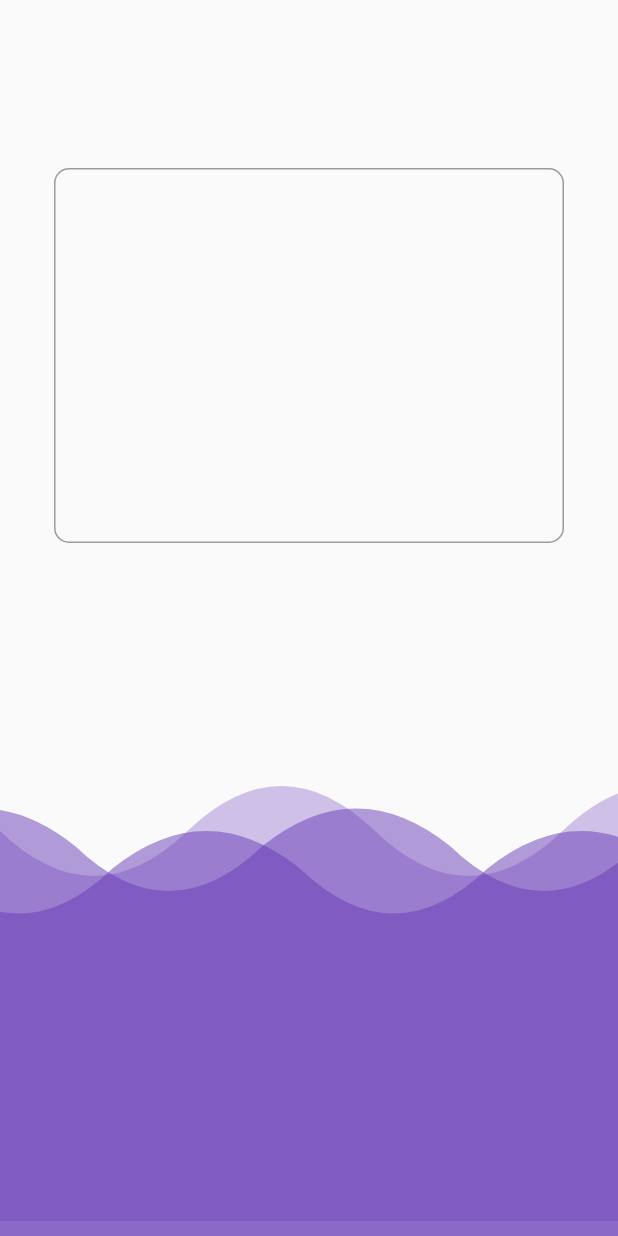
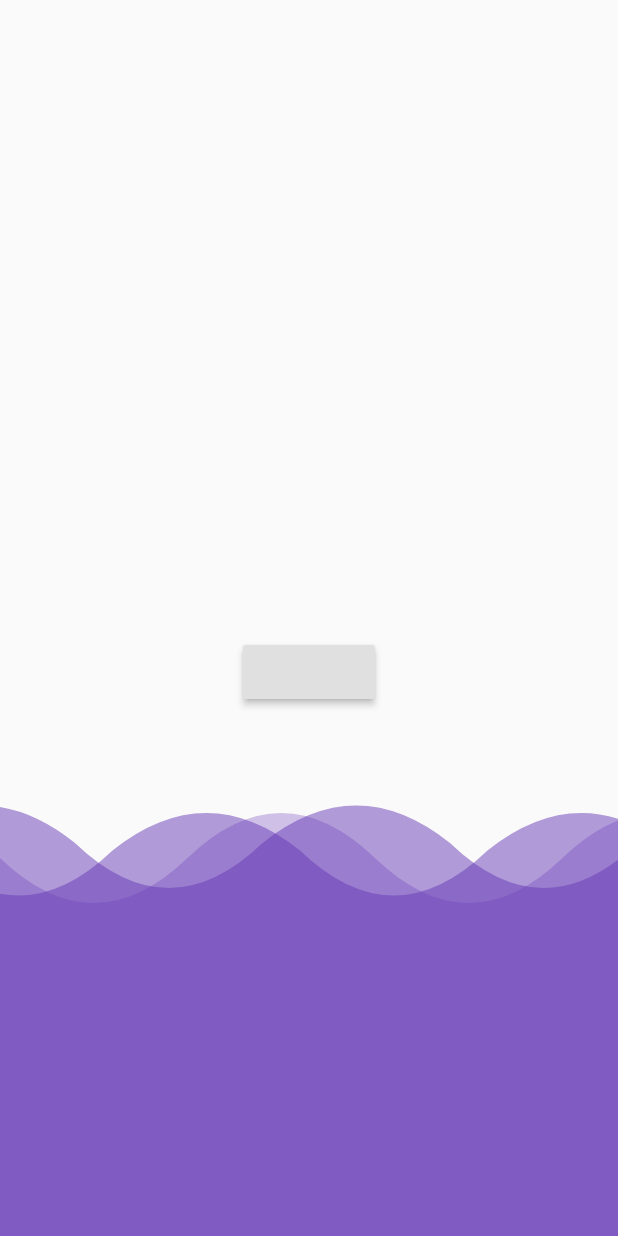
Before and after one commit to aman1210/FlutterUIChallenge, a Flutter app: the screen it shows after launch, on a phone screen of 412 x 824 dp. Run offline on Flutter 3.47's test engine with Material 2 defaults, Android fonts, the phone set to English and light mode, and no system bars; our stand-ins replace carousel_slider, line_awesome_icons, simple_animations.

Commit message:
scrolling into waves effect added

```diff
--- a/WaveyLoginScreen/lib/loginPage.dart
+++ b/WaveyLoginScreen/lib/loginPage.dart
@@ -1,3 +1,5 @@
+import 'dart:math';
+
 import 'package:flutter/material.dart';
 
 class LoginScreen extends StatefulWidget {
@@ -6,9 +8,12 @@ class LoginScreen extends StatefulWidget {
 }
 
 class _LoginScreenState extends State<LoginScreen>
-    with SingleTickerProviderStateMixin {
+    with TickerProviderStateMixin {
   AnimationController _controller;
   Animation<double> _animation;
+  ScrollController _scrollController;
+  var down = false;
+  var animatingSlide = false;
 
   @override
   void initState() {
@@ -21,34 +26,109 @@ class _LoginScreenState extends State<LoginScreen>
       ..addListener(() {
         setState(() {});
       });
+    _scrollController = ScrollController();
+  }
+
+  slideDown(double height) {
+    _scrollController.animateTo(2500 + height,
+        curve: Curves.easeInCubic, duration: Duration(milliseconds: 500));
+  }
+
+  slideUp() {
+    _scrollController.animateTo(0,
+        curve: Curves.easeInOutCubic, duration: Duration(milliseconds: 500));
   }
 
   @override
   Widget build(BuildContext context) {
     var size = MediaQuery.of(context).size;
     return Scaffold(
-      body: Column(
+      body: Container(
+        height: size.height,
+        width: size.width,
+        child: SingleChildScrollView(
+          controller: _scrollController,
+          child: Column(
             children: [
-          Expanded(
-            child: Center(
-              child: Container(
-                padding: const EdgeInsets.symmetric(horizontal: 24),
-                height: 250,
+              Container(
+                height: size.height - 400,
                 width: 340,
+              ),
+              RaisedButton(
+                onPressed: () {
+                  slideDown(
+                    size.height,
+                  );
+                },
+              ),
+              Waves(animation: _animation),
+              Container(
+                padding: const EdgeInsets.all(0),
+                height: 2500,
+                width: size.width,
                 decoration: BoxDecoration(
-                    border: Border.all(
-                      color: Colors.black38,
-                    ),
-                    borderRadius: BorderRadius.circular(10)),
+                  color: Colors.deepPurple.withOpacity(0.83),
+                  gradient: LinearGradient(
+                    colors: [
+                      Colors.deepPurple,
+                      Colors.deepPurple[700],
+                      Colors.deepPurple[800],
+                      Colors.deepPurple[900],
+                      Colors.deepPurple[900],
+                      Colors.deepPurple[800],
+                      Colors.deepPurple[700],
+                      Colors.deepPurple,
+                    ],
+                    stops: [0.1, 0.2, 0.3, 0.5, 0.7, 0.8, 0.9, 1],
+                    begin: Alignment.topCenter,
+                    end: Alignment.bottomCenter,
                   ),
                 ),
               ),
+              Transform.rotate(
+                angle: pi,
+                child: Waves(
+                  animation: _animation,
+                ),
+              ),
+              RaisedButton(
+                onPressed: () {
+                  slideUp();
+                },
+              ),
               Container(
+                height: size.height - 400,
+                width: 340,
+              ),
+            ],
+          ),
+        ),
+      ),
+    );
+  }
+}
+
+class Waves extends StatelessWidget {
+  const Waves({
+    Key key,
+    @required Animation<double> animation,
+  })  : _animation = animation,
+        super(key: key);
+
+  final Animation<double> _animation;
+
+  @override
+  Widget build(BuildContext context) {
+    return Container(
+      padding: const EdgeInsets.all(0),
+      margin: const EdgeInsets.all(0),
       height: 350,
       child: Stack(
+        clipBehavior: Clip.hardEdge,
+        overflow: Overflow.clip,
         children: [
           Positioned(
-                  bottom: 10,
+            bottom: -10,
             left: _animation.value - 50,
             child: ClipPath(
               clipper: WaveClip(),
@@ -78,7 +158,7 @@ class _LoginScreenState extends State<LoginScreen>
             ),
           ),
           Positioned(
-                  bottom: -15,
+            bottom: -5,
             left: _animation.value - 100,
             child: ClipPath(
               clipper: WaveClip(),
@@ -90,9 +170,6 @@ class _LoginScreenState extends State<LoginScreen>
                   color: Theme.of(context).primaryColor,
                 ),
               ),
-                  ),
-                ),
-              ],
             ),
           ),
         ],
```
Lines whose indentation alone changed are shown as unchanged.
